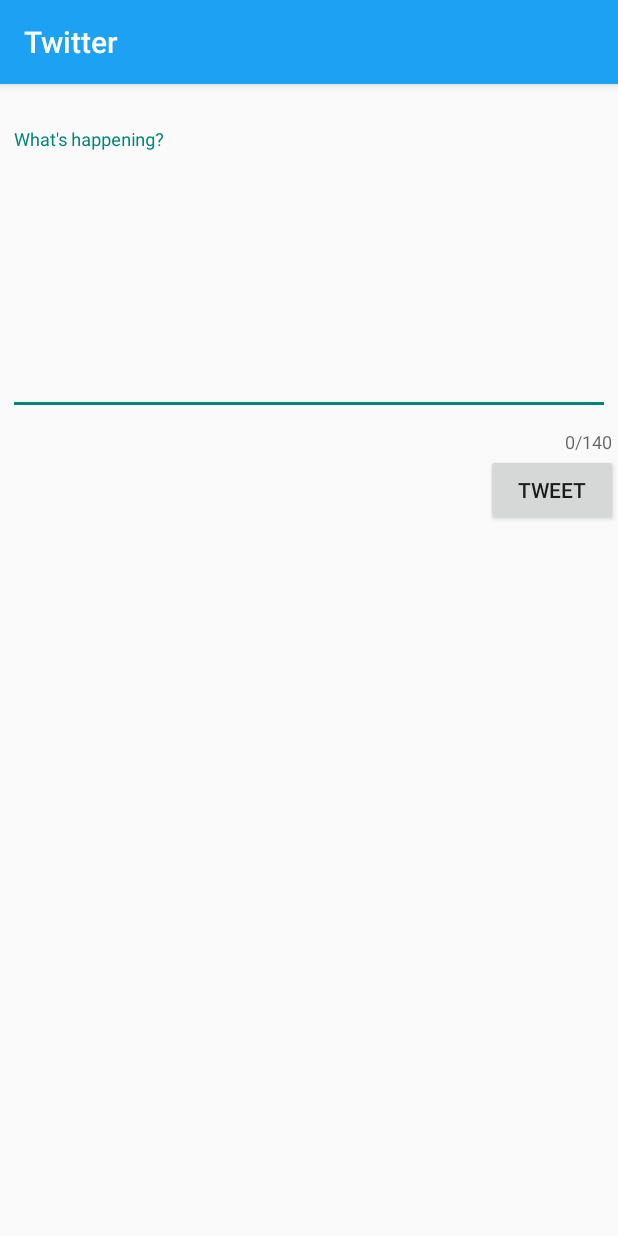
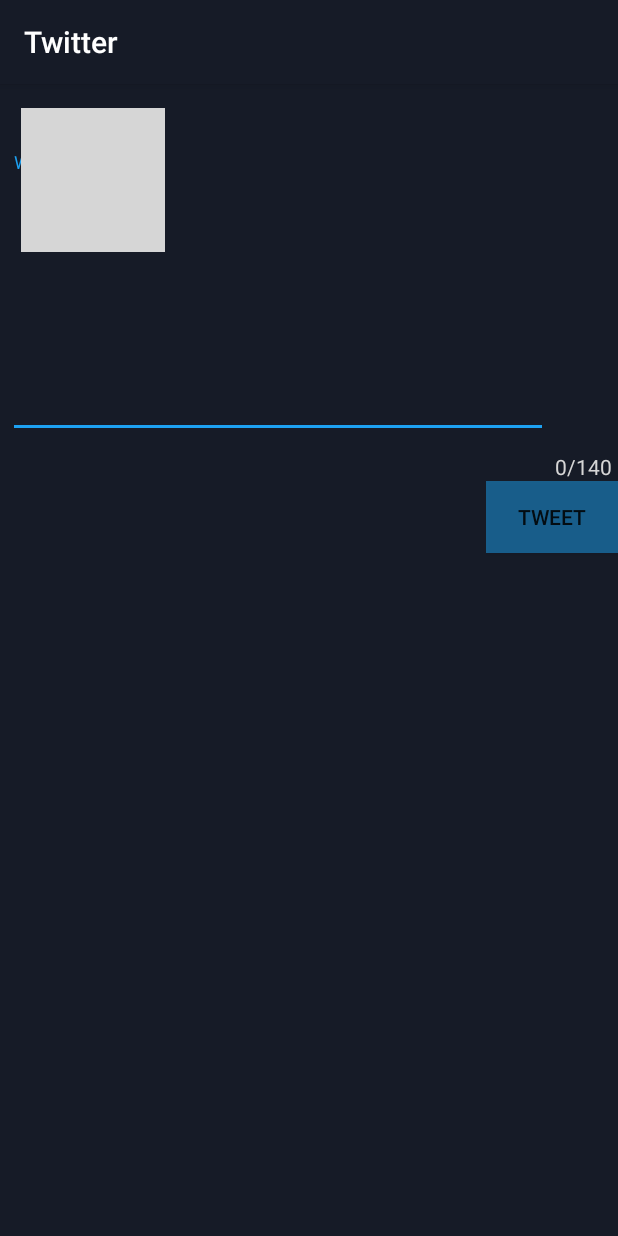
Before and after one commit to amyhuyen98/MySimpleTweets, an Android app: the ComposeActivity screen opened directly, with no data from a screen before it, on a phone screen of 412 x 824 dp. Run offline under Robolectric (Android 15) with nearby library versions, the phone set to English and light mode, and no system bars; libraries missing offline, so code that uses them is left out: com.loopj.android, cz.msebera.android, org.parceler; 1 statement that could not run was skipped; grey boxes are pictures that could not be loaded.

Commit message:
Implemented close button on compose activity that returns user to timeline

```diff
--- a/app/src/main/java/com/codepath/apps/restclienttemplate/ComposeActivity.java
+++ b/app/src/main/java/com/codepath/apps/restclienttemplate/ComposeActivity.java
@@ -33,6 +33,12 @@ public class ComposeActivity extends AppCompatActivity {
         btnTweet = (Button) findViewById(R.id.btnTweet);
     }
 
+    public void onClose(View view){
+        // prepare new intent to return to timeline activity
+        Intent intent = new Intent(this, TimelineActivity.class);
+        startActivity(intent);
+    }
+
     public void onPostTweet(View view){
         client.sendTweet(etText.getText().toString(), new JsonHttpResponseHandler(){
             @Override
--- a/app/src/main/java/com/codepath/apps/restclienttemplate/TweetAdapter.java
+++ b/app/src/main/java/com/codepath/apps/restclienttemplate/TweetAdapter.java
@@ -46,6 +46,7 @@ public class TweetAdapter extends RecyclerView.Adapter<TweetAdapter.ViewHolder>{
         holder.tvUsername.setText(tweet.user.name);
         holder.tvBody.setText(tweet.body);
         holder.tvRelativeDate.setText(tweet.relativeDate);
+        holder.tvHandle.setText("@" + tweet.user.screenName);
 
         GlideApp.with(context)
                 .load(tweet.user.profileImageUrl)
@@ -63,6 +64,7 @@ public class TweetAdapter extends RecyclerView.Adapter<TweetAdapter.ViewHolder>{
         public TextView tvUsername;
         public TextView tvBody;
         public TextView tvRelativeDate;
+        public TextView tvHandle;
 
         public ViewHolder(View itemView){
             super (itemView);
@@ -72,6 +74,7 @@ public class TweetAdapter extends RecyclerView.Adapter<TweetAdapter.ViewHolder>{
             tvUsername = (TextView) itemView.findViewById(R.id.tvUserName);
             tvBody = (TextView) itemView.findViewById(R.id.tvBody);
             tvRelativeDate = (TextView) itemView.findViewById(R.id.tvRelativeDate);
+            tvHandle = (TextView) itemView.findViewById(R.id.tvHandle);
         }
     }
 
--- a/app/src/main/res/layout/activity_compose.xml
+++ b/app/src/main/res/layout/activity_compose.xml
@@ -4,6 +4,7 @@
     xmlns:tools="http://schemas.android.com/tools"
     android:layout_width="match_parent"
     android:layout_height="match_parent"
+    android:background="@color/night"
     tools:context=".ComposeActivity">
 
     <Button
@@ -13,6 +14,7 @@
         android:layout_below="@id/inputLayout"
         android:layout_alignRight="@id/inputLayout"
         android:onClick="onPostTweet"
+        android:background="@color/twitter_blue_50"
         android:text="Tweet"
         tools:layout_editor_absoluteX="257dp"
         tools:layout_editor_absoluteY="425dp" />
@@ -22,16 +24,30 @@
         android:layout_width="match_parent"
         android:layout_height="wrap_content"
         android:layout_alignParentTop="true"
-        android:layout_marginTop="30dp"
+        android:layout_marginTop="45dp"
         app:counterEnabled="true"
-        app:counterMaxLength="140">
+        app:counterMaxLength="140"
+        app:counterTextAppearance="@style/CounterStyle">
 
         <EditText
             android:id="@+id/etText"
-            android:layout_width="match_parent"
+            android:layout_width="360dp"
             android:layout_height="180dp"
             android:layout_margin="5dp"
             android:gravity="bottom|left"
-            android:hint="What's happening?" />
+            android:textColor="@color/gray"
+            android:hint="What's happening?"
+            android:textColorHint="@color/gray"/>
     </android.support.design.widget.TextInputLayout>
+
+    <ImageView
+        android:id="@+id/ivClose"
+        android:layout_width="wrap_content"
+        android:layout_height="wrap_content"
+        android:layout_alignParentStart="true"
+        android:layout_alignParentTop="true"
+        android:layout_marginStart="14dp"
+        android:layout_marginTop="16dp"
+        android:onClick="onClose"
+        app:srcCompat="@drawable/ic_vector_close" />
 </RelativeLayout>
--- a/app/src/main/res/layout/activity_timeline.xml
+++ b/app/src/main/res/layout/activity_timeline.xml
@@ -4,6 +4,7 @@
     xmlns:tools="http://schemas.android.com/tools"
     android:layout_width="match_parent"
     android:layout_height="match_parent"
+    android:background="@color/night"
     tools:context=".TimelineActivity">
     <android.support.v4.widget.SwipeRefreshLayout
         xmlns:android="http://schemas.android.com/apk/res/android"
@@ -23,5 +24,4 @@
             app:layout_constraintStart_toStartOf="parent"
             app:layout_constraintTop_toTopOf="parent" />
     </android.support.v4.widget.SwipeRefreshLayout>
-
 </android.support.constraint.ConstraintLayout>
--- a/app/src/main/res/values/colors.xml
+++ b/app/src/main/res/values/colors.xml
@@ -20,4 +20,7 @@
     <color name="inline_action_retweet">@color/medium_green</color>
     <color name="inline_action_retweet_pressed">@color/medium_gray_50</color>
     <color name="white">#ffffff</color>
+    <color name="night">#161B27</color>
+    <color name="night_light">#1C2634</color>
+    <color name="gray">#D6D6D6</color>
 </resources>
--- a/app/src/main/res/values/styles.xml
+++ b/app/src/main/res/values/styles.xml
@@ -11,7 +11,12 @@
     <!-- Application theme. -->
     <style name="AppTheme" parent="AppBaseTheme">
         <!-- All customizations that are NOT specific to a particular API-level can go here. -->
-        <item name="colorPrimary">@color/twitter_blue</item>
+        <item name="colorPrimary">@color/night</item>
+        <item name="colorAccent">@color/twitter_blue</item>
+    </style>
+
+    <style name="CounterStyle" parent="TextAppearance.AppCompat.Small">
+        <item name="android:textColor">@color/gray</item>
     </style>
 
 </resources>
```
Also changed, not shown: app/src/main/res/layout/item_tweet.xml (+30 -3 lines).
